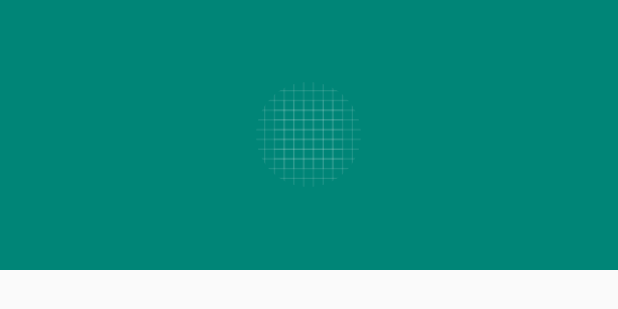
After one commit to ywk2018/MyToolBar, an Android app: the layout nav_header.xml on its own in the app's theme, with its tools: preview values and no code run, on a phone screen of 412 x 824 dp. The commit adds this screen. Shown: the top 309 px of the screen. Run offline under Robolectric (Android 15) with nearby library versions, the phone set to English and light mode, and no system bars.

Commit message:
添加活动菜单

```diff
--- a/app/build.gradle
+++ b/app/build.gradle
@@ -19,10 +19,12 @@ android {
 }
 
 dependencies {
-    implementation fileTree(dir: 'libs', include: ['*.jar'])
+    implementation fileTree(include: ['*.jar'], dir: 'libs')
     implementation 'com.android.support:appcompat-v7:28.0.0'
     implementation 'com.android.support.constraint:constraint-layout:1.1.3'
     testImplementation 'junit:junit:4.12'
     androidTestImplementation 'com.android.support.test:runner:1.0.2'
     androidTestImplementation 'com.android.support.test.espresso:espresso-core:3.0.2'
+    implementation 'com.android.support:design:28.0.0'
+    implementation 'de.hdodenhof:circleimageview:3.0.0'
 }
--- /dev/null
+++ b/app/src/main/res/layout/nav_header.xml
@@ -0,0 +1,15 @@
+<?xml version="1.0" encoding="utf-8"?>
+<RelativeLayout xmlns:android="http://schemas.android.com/apk/res/android"
+    android:layout_width="match_parent"
+    android:layout_height="180dp"
+    android:padding="10dp"
+    android:background="?attr/colorPrimary">
+
+    <de.hdodenhof.circleimageview.CircleImageView
+        android:id="@+id/icon_iamge"
+        android:layout_width="70dp"
+        android:layout_height="70dp"
+        android:src="@drawable/ic_launcher_background"
+        android:layout_centerInParent="true"/>
+
+</RelativeLayout>
```
Also changed, not shown: app/src/main/java/com/example/mytoolbar/MainActivity.java (+27 -2 lines), app/src/main/res/layout/activity_main.xml (+23 -9 lines), app/src/main/res/menu/nav_menu.xml (added, +25 -0 lines), app/src/main/res/mipmap-xxhdpi/menu.png (added).
